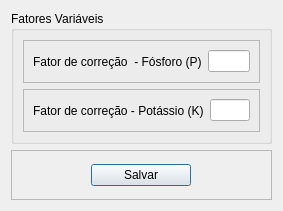
This is interface/qt_files/configuration_window.ui in Marsango/GAIA as Qt 5 draws it before an edit. The edited form follows.
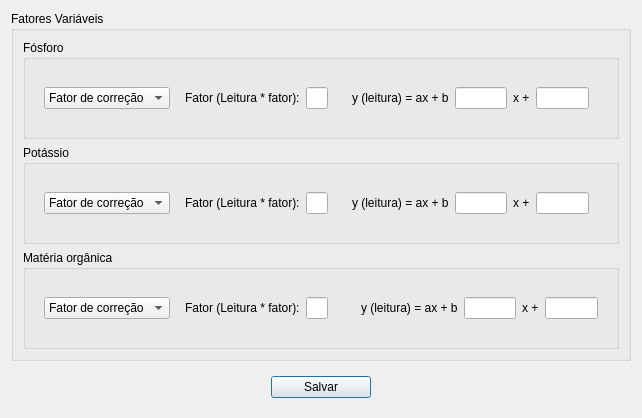
This is the edited form.

Commit message:
feat: Create line equation for P, K and MO
Now users are able to choose between a fixed value to multiply the input value of P, K and MO or a line equation.
Also changed the configuration file structure.
Fixed a bug with main window when try to close all pages in one click.
Replace all insert of QLineEdit to setText

The edit to the form file:
```diff
--- a/interface/qt_files/configuration_window.ui
+++ b/interface/qt_files/configuration_window.ui
@@ -6,8 +6,8 @@
    <rect>
     <x>0</x>
     <y>0</y>
-    <width>283</width>
-    <height>211</height>
+    <width>642</width>
+    <height>377</height>
    </rect>
   </property>
   <property name="windowTitle">
@@ -21,45 +21,232 @@
      </property>
      <layout class="QVBoxLayout" name="verticalLayout">
       <item>
-       <widget class="QFrame" name="frame_2">
-        <property name="frameShape">
-         <enum>QFrame::Shape::StyledPanel</enum>
-        </property>
-        <property name="frameShadow">
-         <enum>QFrame::Shadow::Raised</enum>
-        </property>
-        <layout class="QHBoxLayout" name="horizontalLayout_3">
-         <item>
-          <widget class="QLabel" name="label_2">
-           <property name="text">
-            <string>Fator de correção  - Fósforo (P)</string>
-           </property>
-          </widget>
-         </item>
-         <item>
-          <widget class="QLineEdit" name="phosphorum_factor"/>
-         </item>
-        </layout>
-       </widget>
-      </item>
-      <item>
-       <widget class="QFrame" name="frame">
-        <property name="frameShape">
-         <enum>QFrame::Shape::StyledPanel</enum>
-        </property>
-        <property name="frameShadow">
-         <enum>QFrame::Shadow::Raised</enum>
+       <widget class="QGroupBox" name="groupBox_2">
+        <property name="title">
+         <string>Fósforo</string>
         </property>
         <layout class="QHBoxLayout" name="horizontalLayout_2">
          <item>
-          <widget class="QLabel" name="label">
-           <property name="text">
-            <string>Fator de correção - Potássio (K)</string>
+          <widget class="QFrame" name="frame_2">
+           <property name="enabled">
+            <bool>true</bool>
            </property>
+           <property name="frameShape">
+            <enum>QFrame::NoFrame</enum>
+           </property>
+           <layout class="QHBoxLayout" name="horizontalLayout_3">
+            <item>
+             <widget class="QComboBox" name="phosphorus_combobox">
+              <item>
+               <property name="text">
+                <string>Fator de correção</string>
+               </property>
+              </item>
+              <item>
+               <property name="text">
+                <string>Equação da Reta</string>
+               </property>
+              </item>
+             </widget>
+            </item>
+            <item>
+             <widget class="QWidget" name="phosphorus_widget_factor" native="true">
+              <layout class="QHBoxLayout" name="horizontalLayout_8">
+               <item>
+                <widget class="QLabel" name="label">
+                 <property name="text">
+                  <string>Fator (Leitura * fator):</string>
+                 </property>
+                </widget>
+               </item>
+               <item>
+                <widget class="QLineEdit" name="phosphorus_factor"/>
+               </item>
+              </layout>
+             </widget>
+            </item>
+            <item>
+             <widget class="QWidget" name="phosphorus_widget_line" native="true">
+              <layout class="QHBoxLayout" name="horizontalLayout_11">
+               <item>
+                <widget class="QLabel" name="label_4">
+                 <property name="text">
+                  <string>y (leitura) = ax + b</string>
+                 </property>
+                </widget>
+               </item>
+               <item>
+                <widget class="QLineEdit" name="phosphorus_a"/>
+               </item>
+               <item>
+                <widget class="QLabel" name="label_7">
+                 <property name="text">
+                  <string>x +</string>
+                 </property>
+                </widget>
+               </item>
+               <item>
+                <widget class="QLineEdit" name="phosphorus_b"/>
+               </item>
+              </layout>
+             </widget>
+            </item>
+           </layout>
           </widget>
          </item>
+        </layout>
+       </widget>
+      </item>
+      <item>
+       <widget class="QGroupBox" name="group_box_potassium">
+        <property name="title">
+         <string>Potássio</string>
+        </property>
+        <layout class="QHBoxLayout" name="horizontalLayout_6">
          <item>
-          <widget class="QLineEdit" name="potassium_factor"/>
+          <widget class="QFrame" name="frame_4">
+           <property name="enabled">
+            <bool>true</bool>
+           </property>
+           <property name="frameShape">
+            <enum>QFrame::NoFrame</enum>
+           </property>
+           <layout class="QHBoxLayout" name="horizontalLayout_4">
+            <item>
+             <widget class="QComboBox" name="potassium_combobox">
+              <item>
+               <property name="text">
+                <string>Fator de correção</string>
+               </property>
+              </item>
+              <item>
+               <property name="text">
+                <string>Equação da Reta</string>
+               </property>
+              </item>
+             </widget>
+            </item>
+            <item>
+             <widget class="QWidget" name="potassium_widget_factor" native="true">
+              <layout class="QHBoxLayout" name="horizontalLayout_9">
+               <item>
+                <widget class="QLabel" name="label_2">
+                 <property name="text">
+                  <string>Fator (Leitura * fator):</string>
+                 </property>
+                </widget>
+               </item>
+               <item>
+                <widget class="QLineEdit" name="potassium_factor"/>
+               </item>
+              </layout>
+             </widget>
+            </item>
+            <item>
+             <widget class="QWidget" name="potassium_widget_line" native="true">
+              <layout class="QHBoxLayout" name="horizontalLayout_13">
+               <item>
+                <widget class="QLabel" name="label_6">
+                 <property name="text">
+                  <string>y (leitura) = ax + b</string>
+                 </property>
+                </widget>
+               </item>
+               <item>
+                <widget class="QLineEdit" name="potassium_a"/>
+               </item>
+               <item>
+                <widget class="QLabel" name="label_9">
+                 <property name="text">
+                  <string>x +</string>
+                 </property>
+                </widget>
+               </item>
+               <item>
+                <widget class="QLineEdit" name="potassium_b"/>
+               </item>
+              </layout>
+             </widget>
+            </item>
+           </layout>
+          </widget>
+         </item>
+        </layout>
+       </widget>
+      </item>
+      <item>
+       <widget class="QGroupBox" name="groupBox_4">
+        <property name="title">
+         <string>Matéria orgânica</string>
+        </property>
+        <layout class="QHBoxLayout" name="horizontalLayout_7">
+         <item>
+          <widget class="QFrame" name="frame_5">
+           <property name="enabled">
+            <bool>true</bool>
+           </property>
+           <property name="frameShape">
+            <enum>QFrame::NoFrame</enum>
+           </property>
+           <layout class="QHBoxLayout" name="horizontalLayout_5">
+            <item>
+             <widget class="QComboBox" name="organic_matter_combobox">
+              <item>
+               <property name="text">
+                <string>Fator de correção</string>
+               </property>
+              </item>
+              <item>
+               <property name="text">
+                <string>Equação da Reta</string>
+               </property>
+              </item>
+             </widget>
+            </item>
+            <item>
+             <widget class="QWidget" name="organic_matter_widget_factor" native="true">
+              <layout class="QHBoxLayout" name="horizontalLayout_10">
+               <item>
+                <widget class="QLabel" name="label_3">
+                 <property name="text">
+                  <string>Fator (Leitura * fator):</string>
+                 </property>
+                </widget>
+               </item>
+               <item>
+                <widget class="QLineEdit" name="organic_matter_factor"/>
+               </item>
+              </layout>
+             </widget>
+            </item>
+           </layout>
+          </widget>
+         </item>
+         <item>
+          <widget class="QWidget" name="organic_matter_widget_line" native="true">
+           <layout class="QHBoxLayout" name="horizontalLayout_12">
+            <item>
+             <widget class="QLabel" name="label_5">
+              <property name="text">
+               <string>y (leitura) = ax + b</string>
+              </property>
+             </widget>
+            </item>
+            <item>
+             <widget class="QLineEdit" name="organic_matter_a"/>
+            </item>
+            <item>
+             <widget class="QLabel" name="label_8">
+              <property name="text">
+               <string>x +</string>
+              </property>
+             </widget>
+            </item>
+            <item>
+             <widget class="QLineEdit" name="organic_matter_b"/>
+            </item>
+           </layout>
+          </widget>
          </item>
         </layout>
        </widget>
@@ -76,10 +263,7 @@
       </size>
      </property>
      <property name="frameShape">
-      <enum>QFrame::Shape::StyledPanel</enum>
-     </property>
-     <property name="frameShadow">
-      <enum>QFrame::Shadow::Raised</enum>
+      <enum>QFrame::NoFrame</enum>
      </property>
      <layout class="QHBoxLayout" name="horizontalLayout">
       <item>
```
The commit also changes 10 other files.
